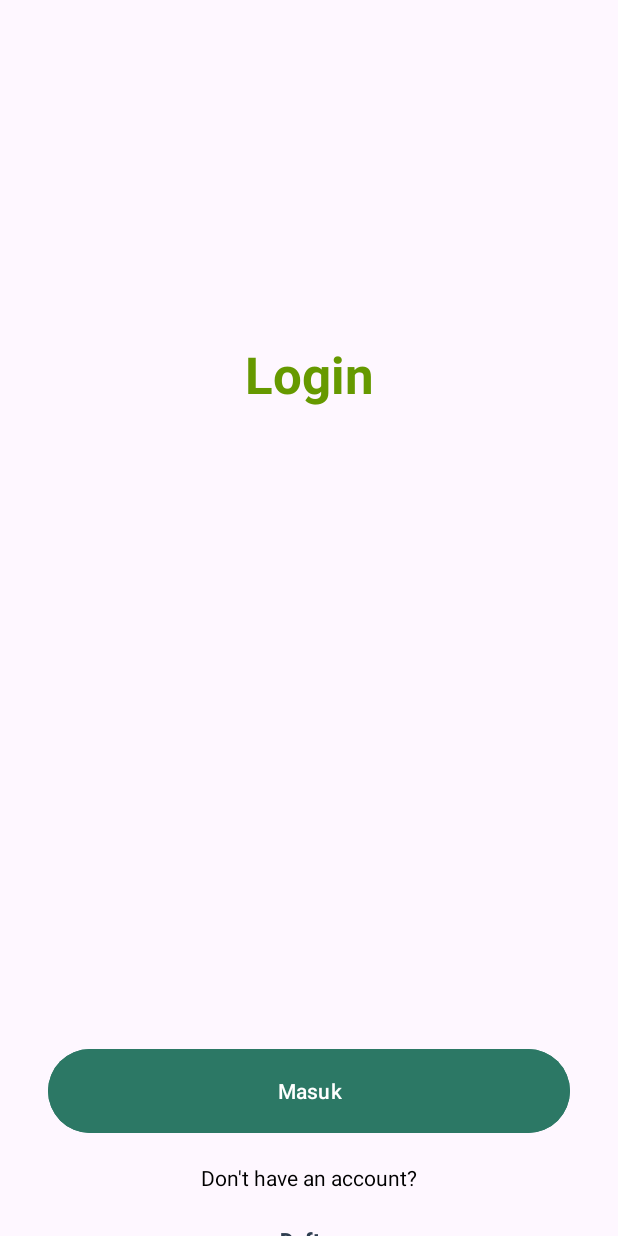
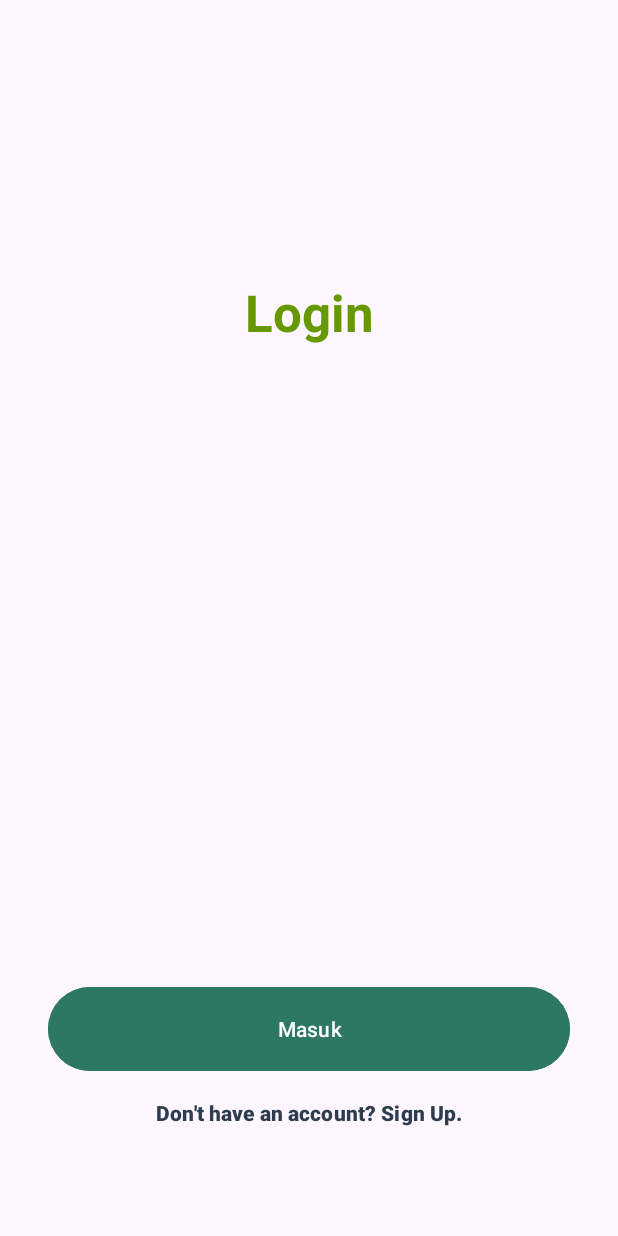
Before and after one commit to NutriLensAI/Mobile-Development, an Android app: the LoginActivity screen opened directly, with no data from a screen before it, on a phone screen of 412 x 824 dp. Run offline under Robolectric (Android 15) with nearby library versions, the phone set to English and light mode, and no system bars.

Commit message:
Added UI Welcome Signup & Text SignUp Adjustment
Added UI Welcome Signup & Text SignUp Adjustment

```diff
--- a/app/src/main/AndroidManifest.xml
+++ b/app/src/main/AndroidManifest.xml
@@ -25,6 +25,9 @@
         android:roundIcon="@mipmap/ic_launcher_round"
         android:supportsRtl="true"
         android:theme="@style/Theme.LoginWithAnimation">
+        <activity
+            android:name=".view.welcome.SignupWelcome"
+            android:exported="false" />
         <activity
             android:name=".resep.Detail"
             android:exported="false" />
--- a/app/src/main/java/com/capstone/mobiledevelopment/nutrilens/view/welcome/WelcomeActivity.kt
+++ b/app/src/main/java/com/capstone/mobiledevelopment/nutrilens/view/welcome/WelcomeActivity.kt
@@ -79,7 +79,7 @@ class WelcomeActivity : AppCompatActivity() {
         }
 
         binding.signupButton.setOnClickListener {
-            startActivity(Intent(this, SignupActivity::class.java))
+            startActivity(Intent(this, SignupWelcome::class.java))
         }
     }
 }
--- a/app/src/main/res/layout/activity_login.xml
+++ b/app/src/main/res/layout/activity_login.xml
@@ -134,43 +134,31 @@
         app:layout_constraintStart_toStartOf="parent"
         app:layout_constraintTop_toBottomOf="@+id/passwordEditTextLayout" />
 
-    <TextView
-        android:id="@+id/dontHaveAccountTextView"
-        android:layout_width="wrap_content"
-        android:layout_height="wrap_content"
-        android:layout_marginTop="16dp"
-        android:text="@string/dont_have_an_account"
-        android:textColor="@color/black"
-        app:layout_constraintEnd_toEndOf="parent"
-        app:layout_constraintStart_toStartOf="parent"
-        app:layout_constraintTop_toBottomOf="@+id/loginButton" />
-
     <Button
         android:id="@+id/signUpTextView"
         android:layout_width="wrap_content"
         android:layout_height="wrap_content"
-        android:layout_marginTop="8dp"
         android:background="@android:color/transparent"
         android:text="@string/signup"
         android:textColor="@color/navy"
         android:textStyle="bold"
         app:layout_constraintEnd_toEndOf="parent"
         app:layout_constraintStart_toStartOf="parent"
-        app:layout_constraintTop_toBottomOf="@+id/dontHaveAccountTextView" />
+        app:layout_constraintTop_toBottomOf="@+id/loginButton" />
 
     <androidx.constraintlayout.widget.Guideline
         android:id="@+id/guidelineHorizontal"
         android:layout_width="wrap_content"
         android:layout_height="0dp"
         android:orientation="horizontal"
-        app:layout_constraintGuide_percent="0.27" />
+        app:layout_constraintGuide_percent="0.22" />
 
     <androidx.constraintlayout.widget.Guideline
         android:id="@+id/guidelineHorizontal2"
         android:layout_width="wrap_content"
         android:layout_height="0dp"
         android:orientation="horizontal"
-        app:layout_constraintGuide_percent="0.1" />
+        app:layout_constraintGuide_percent="0.04" />
 
     <ProgressBar
         android:id="@+id/progressBar"
--- a/app/src/main/res/layout/activity_signup.xml
+++ b/app/src/main/res/layout/activity_signup.xml
@@ -155,7 +155,7 @@
         android:layout_marginTop="32dp"
         android:layout_marginEnd="32dp"
         android:backgroundTint="@color/dark_green"
-        android:text="@string/signup"
+        android:text="@string/signup2"
         app:layout_constraintEnd_toEndOf="parent"
         app:layout_constraintStart_toStartOf="parent"
         app:layout_constraintTop_toBottomOf="@+id/passwordEditTextLayout" />
--- a/app/src/main/res/layout/activity_welcome.xml
+++ b/app/src/main/res/layout/activity_welcome.xml
@@ -52,7 +52,7 @@
         android:layout_height="wrap_content"
         android:layout_marginTop="16dp"
         android:backgroundTint="@color/dark_green"
-        android:text="@string/signup"
+        android:text="@string/signup2"
         app:layout_constraintEnd_toEndOf="@+id/loginButton"
         app:layout_constraintStart_toStartOf="@+id/loginButton"
         app:layout_constraintTop_toBottomOf="@+id/loginButton" />
--- a/app/src/main/res/values/strings.xml
+++ b/app/src/main/res/values/strings.xml
@@ -1,6 +1,6 @@
 <resources>
     <string name="app_name">NutriLens</string>
-    <string name="signup">Daftar</string>
+    <string name="signup">Don\'t have an account? Sign Up.</string>
     <string name="login">Masuk</string>
     <string name="message_welcome_page">Health Innovation: Empowering Vulnerable Communities for Health and Well-being</string>
     <string name="title_welcome_page">Selamat Datang Di NutriLens</string>
@@ -64,5 +64,6 @@
     <string name="take_a_picture">Ambil Foto</string>
     <string name="translate">Bahasa</string>
     <string name="resepmain">Recipes</string>
+    <string name="signup2">SignUp</string>
 
 </resources>
```
Also changed, not shown: app/src/main/java/com/capstone/mobiledevelopment/nutrilens/view/welcome/SignupWelcome.kt (added, +30 -0 lines), app/src/main/res/layout/activity_signup_welcome.xml (added, +80 -0 lines).
